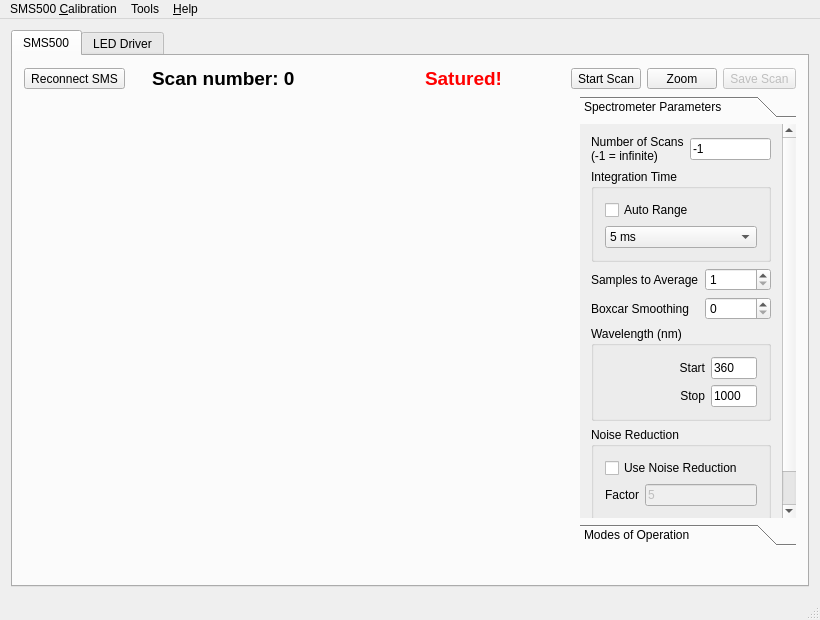
Qt form src/mainwindow.ui (mgomesborges/inpe-star-simulator) before a commit.
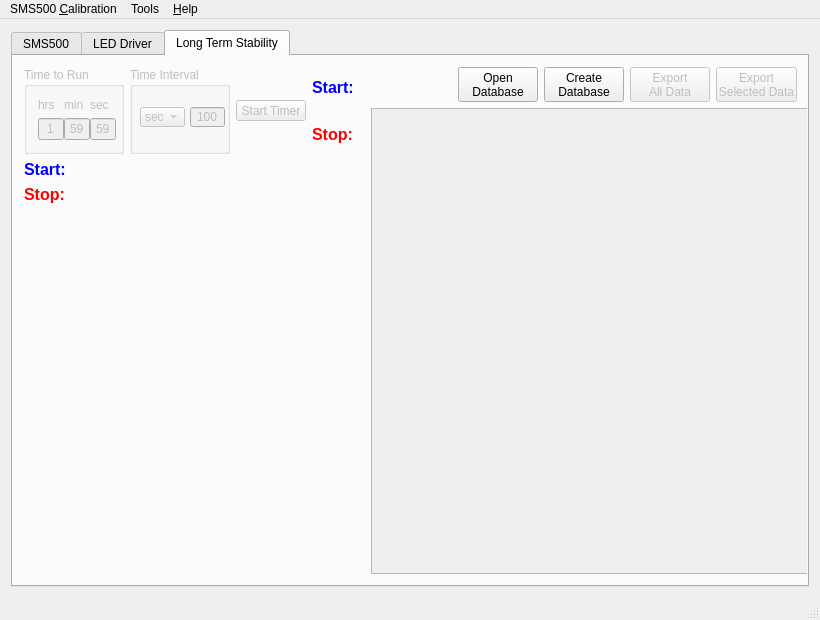
The same form after that commit. Icons and pictures are not drawn.

Commit message:
Implemented routines for data acquisition for a long period of time: Long Term Stability.
- Implemented improvements to view application in large screens.
- Fixed a bug in Least Squares Non Linear with Eigen Matrix errors.
- Fixed a bug in LED Driver that allowed try to send data without being connected.

Diff of the .ui file:
```diff
--- a/src/mainwindow.ui
+++ b/src/mainwindow.ui
@@ -49,7 +49,7 @@
   </property>
   <widget class="QWidget" name="centralWidget">
    <layout class="QGridLayout" name="gridLayout_13">
-    <item row="1" column="0">
+    <item row="0" column="0">
      <widget class="QTabWidget" name="tabWidget">
       <property name="sizePolicy">
        <sizepolicy hsizetype="Expanding" vsizetype="Expanding">
@@ -58,14 +58,14 @@
        </sizepolicy>
       </property>
       <property name="currentIndex">
-       <number>0</number>
+       <number>2</number>
       </property>
       <widget class="QWidget" name="tab_7">
        <attribute name="title">
         <string>SMS500</string>
        </attribute>
        <layout class="QGridLayout" name="gridLayout_42">
-        <item row="0" column="0" colspan="2">
+        <item row="0" column="0" colspan="3">
          <layout class="QHBoxLayout" name="horizontalLayout">
           <item>
            <widget class="QToolButton" name="btnConnectDisconnect">
@@ -257,35 +257,7 @@
           </item>
          </layout>
         </item>
-        <item row="1" column="0">
-         <widget class="QWidget" name="plotArea" native="true">
-          <property name="sizePolicy">
-           <sizepolicy hsizetype="Expanding" vsizetype="Expanding">
-            <horstretch>0</horstretch>
-            <verstretch>0</verstretch>
-           </sizepolicy>
-          </property>
-          <property name="minimumSize">
-           <size>
-            <width>550</width>
-            <height>380</height>
-           </size>
-          </property>
-          <property name="sizeIncrement">
-           <size>
-            <width>0</width>
-            <height>0</height>
-           </size>
-          </property>
-          <property name="baseSize">
-           <size>
-            <width>0</width>
-            <height>0</height>
-           </size>
-          </property>
-         </widget>
-        </item>
-        <item row="1" column="1">
+        <item row="1" column="2">
          <layout class="QVBoxLayout" name="verticalLayout">
           <property name="sizeConstraint">
            <enum>QLayout::SetMinimumSize</enum>
@@ -312,7 +284,7 @@
               <rect>
                <x>0</x>
                <y>0</y>
-               <width>220</width>
+               <width>214</width>
                <height>396</height>
               </rect>
              </property>
@@ -728,6 +700,34 @@
           </item>
          </layout>
         </item>
+        <item row="1" column="1">
+         <widget class="QWidget" name="plotArea" native="true">
+          <property name="sizePolicy">
+           <sizepolicy hsizetype="Expanding" vsizetype="Expanding">
+            <horstretch>0</horstretch>
+            <verstretch>0</verstretch>
+           </sizepolicy>
+          </property>
+          <property name="minimumSize">
+           <size>
+            <width>550</width>
+            <height>380</height>
+           </size>
+          </property>
+          <property name="sizeIncrement">
+           <size>
+            <width>0</width>
+            <height>0</height>
+           </size>
+          </property>
+          <property name="baseSize">
+           <size>
+            <width>0</width>
+            <height>0</height>
+           </size>
+          </property>
+         </widget>
+        </item>
        </layout>
       </widget>
       <widget class="QWidget" name="tab_8">
@@ -3844,6 +3844,465 @@
         </property>
        </widget>
       </widget>
+      <widget class="QWidget" name="longTermStabilityTab">
+       <attribute name="title">
+        <string>Long Term Stability</string>
+       </attribute>
+       <layout class="QGridLayout" name="gridLayout_40">
+        <item row="0" column="0">
+         <widget class="QGroupBox" name="groupBoxTimeTorun">
+          <property name="enabled">
+           <bool>false</bool>
+          </property>
+          <property name="minimumSize">
+           <size>
+            <width>100</width>
+            <height>0</height>
+           </size>
+          </property>
+          <property name="maximumSize">
+           <size>
+            <width>120</width>
+            <height>16777215</height>
+           </size>
+          </property>
+          <property name="title">
+           <string>Time to Run</string>
+          </property>
+          <layout class="QGridLayout" name="gridLayout_12">
+           <item row="0" column="0">
+            <widget class="QLabel" name="label_14">
+             <property name="text">
+              <string>hrs</string>
+             </property>
+            </widget>
+           </item>
+           <item row="0" column="1">
+            <widget class="QLabel" name="label_12">
+             <property name="text">
+              <string>min</string>
+             </property>
+            </widget>
+           </item>
+           <item row="0" column="2">
+            <widget class="QLabel" name="label_11">
+             <property name="text">
+              <string>sec</string>
+             </property>
+            </widget>
+           </item>
+           <item row="1" column="0">
+            <widget class="QLineEdit" name="longTermStabilityHour">
+             <property name="minimumSize">
+              <size>
+               <width>26</width>
+               <height>0</height>
+              </size>
+             </property>
+             <property name="text">
+              <string>1</string>
+             </property>
+             <property name="alignment">
+              <set>Qt::AlignCenter</set>
+             </property>
+            </widget>
+           </item>
+           <item row="1" column="1">
+            <widget class="QLineEdit" name="longTermStabilityMin">
+             <property name="minimumSize">
+              <size>
+               <width>26</width>
+               <height>0</height>
+              </size>
+             </property>
+             <property name="text">
+              <string>59</string>
+             </property>
+             <property name="alignment">
+              <set>Qt::AlignCenter</set>
+             </property>
+            </widget>
+           </item>
+           <item row="1" column="2">
+            <widget class="QLineEdit" name="longTermStabilitySec">
+             <property name="minimumSize">
+              <size>
+               <width>26</width>
+               <height>0</height>
+              </size>
+             </property>
+             <property name="text">
+              <string>59</string>
+             </property>
+             <property name="alignment">
+              <set>Qt::AlignCenter</set>
+             </property>
+            </widget>
+           </item>
+          </layout>
+         </widget>
+        </item>
+        <item row="0" column="1">
+         <widget class="QGroupBox" name="groupBoxTimeInterval">
+          <property name="enabled">
+           <bool>false</bool>
+          </property>
+          <property name="minimumSize">
+           <size>
+            <width>100</width>
+            <height>0</height>
+           </size>
+          </property>
+          <property name="maximumSize">
+           <size>
+            <width>100</width>
+            <height>16777215</height>
+           </size>
+          </property>
+          <property name="title">
+           <string>Time Interval</string>
+          </property>
+          <widget class="QLineEdit" name="longTermStabilityTimeInterval">
+           <property name="geometry">
+            <rect>
+             <x>60</x>
+             <y>40</y>
+             <width>35</width>
+             <height>20</height>
+            </rect>
+           </property>
+           <property name="maximumSize">
+            <size>
+             <width>16777215</width>
+             <height>16777215</height>
+            </size>
+           </property>
+           <property name="text">
+            <string>100</string>
+           </property>
+           <property name="alignment">
+            <set>Qt::AlignCenter</set>
+           </property>
+          </widget>
+          <widget class="QComboBox" name="timeIntervalTypeComboBox">
+           <property name="geometry">
+            <rect>
+             <x>10</x>
+             <y>40</y>
+             <width>45</width>
+             <height>20</height>
+            </rect>
+           </property>
+           <item>
+            <property name="text">
+             <string>sec</string>
+            </property>
+           </item>
+           <item>
+            <property name="text">
+             <string>min</string>
+            </property>
+           </item>
+          </widget>
+         </widget>
+        </item>
+        <item row="2" column="0" colspan="5">
+         <widget class="QWidget" name="plotAreaLongTermStability" native="true">
+          <property name="enabled">
+           <bool>false</bool>
+          </property>
+          <property name="sizePolicy">
+           <sizepolicy hsizetype="Expanding" vsizetype="Expanding">
+            <horstretch>1</horstretch>
+            <verstretch>1</verstretch>
+           </sizepolicy>
+          </property>
+          <property name="minimumSize">
+           <size>
+            <width>300</width>
+            <height>370</height>
+           </size>
+          </property>
+          <property name="sizeIncrement">
+           <size>
+            <width>0</width>
+            <height>0</height>
+           </size>
+          </property>
+          <property name="baseSize">
+           <size>
+            <width>0</width>
+            <height>0</height>
+           </size>
+          </property>
+         </widget>
+        </item>
+        <item row="0" column="2">
+         <widget class="QToolButton" name="btnStartStopLongTermStability">
+          <property name="enabled">
+           <bool>false</bool>
+          </property>
+          <property name="minimumSize">
+           <size>
+            <width>70</width>
+            <height>0</height>
+           </size>
+          </property>
+          <property name="text">
+           <string>Start Timer</string>
+          </property>
+          <property name="icon">
+           <iconset resource="Pics.qrc">
+            <normaloff>:/pics/start.png</normaloff>:/pics/start.png</iconset>
+          </property>
+          <property name="iconSize">
+           <size>
+            <width>32</width>
+            <height>32</height>
+           </size>
+          </property>
+          <property name="toolButtonStyle">
+           <enum>Qt::ToolButtonTextUnderIcon</enum>
+          </property>
+         </widget>
+        </item>
+        <item row="0" column="4">
+         <spacer name="horizontalSpacer_2">
+          <property name="orientation">
+           <enum>Qt::Horizontal</enum>
+          </property>
+          <property name="sizeHint" stdset="0">
+           <size>
+            <width>30</width>
+            <height>20</height>
+           </size>
+          </property>
+         </spacer>
+        </item>
+        <item row="0" column="6" rowspan="3">
+         <layout class="QGridLayout" name="gridLayout_14">
+          <property name="sizeConstraint">
+           <enum>QLayout::SetMaximumSize</enum>
+          </property>
+          <item row="0" column="2">
+           <widget class="QToolButton" name="btnCreateDatabaseLongTermStability">
+            <property name="minimumSize">
+             <size>
+              <width>80</width>
+              <height>0</height>
+             </size>
+            </property>
+            <property name="text">
+             <string>Create
+Database</string>
+            </property>
+            <property name="icon">
+             <iconset resource="Pics.qrc">
+              <normaloff>:/pics/database_add.png</normaloff>:/pics/database_add.png</iconset>
+            </property>
+            <property name="iconSize">
+             <size>
+              <width>32</width>
+              <height>32</height>
+             </size>
+            </property>
+            <property name="toolButtonStyle">
+             <enum>Qt::ToolButtonTextUnderIcon</enum>
+            </property>
+           </widget>
+          </item>
+          <item row="1" column="0" colspan="5">
+           <widget class="QTableView" name="tableView">
+            <property name="enabled">
+             <bool>false</bool>
+            </property>
+            <property name="sizePolicy">
+             <sizepolicy hsizetype="Expanding" vsizetype="Expanding">
+              <horstretch>1</horstretch>
+              <verstretch>1</verstretch>
+             </sizepolicy>
+            </property>
+            <property name="minimumSize">
+             <size>
+              <width>460</width>
+              <height>400</height>
+             </size>
+            </property>
+            <property name="maximumSize">
+             <size>
+              <width>600</width>
+              <height>16777215</height>
+             </size>
+            </property>
+           </widget>
+          </item>
+          <item row="0" column="3">
+           <widget class="QToolButton" name="btnExportAllLongTermStability">
+            <property name="enabled">
+             <bool>false</bool>
+            </property>
+            <property name="minimumSize">
+             <size>
+              <width>80</width>
+              <height>0</height>
+             </size>
+            </property>
+            <property name="text">
+             <string>Export
+All Data</string>
+            </property>
+            <property name="icon">
+             <iconset resource="Pics.qrc">
+              <normaloff>:/pics/database_up.png</normaloff>:/pics/database_up.png</iconset>
+            </property>
+            <property name="iconSize">
+             <size>
+              <width>32</width>
+              <height>32</height>
+             </size>
+            </property>
+            <property name="toolButtonStyle">
+             <enum>Qt::ToolButtonTextUnderIcon</enum>
+            </property>
+           </widget>
+          </item>
+          <item row="0" column="4">
+           <widget class="QToolButton" name="btnExportSelectedLongTermStability">
+            <property name="enabled">
+             <bool>false</bool>
+            </property>
+            <property name="minimumSize">
+             <size>
+              <width>80</width>
+              <height>0</height>
+             </size>
+            </property>
+            <property name="text">
+             <string>Export
+Selected Data</string>
+            </property>
+            <property name="icon">
+             <iconset resource="Pics.qrc">
+              <normaloff>:/pics/database_up.png</normaloff>:/pics/database_up.png</iconset>
+            </property>
+            <property name="iconSize">
+             <size>
+              <width>32</width>
+              <height>32</height>
+             </size>
+            </property>
+            <property name="toolButtonStyle">
+             <enum>Qt::ToolButtonTextUnderIcon</enum>
+            </property>
+           </widget>
+          </item>
+          <item row="0" column="1">
+           <widget class="QToolButton" name="btnOpenDatabaseLongTermStability">
+            <property name="minimumSize">
+             <size>
+              <width>80</width>
+              <height>0</height>
+             </size>
+            </property>
+            <property name="text">
+             <string>Open
+Database</string>
+            </property>
+            <property name="icon">
+             <iconset resource="Pics.qrc">
+              <normaloff>:/pics/database_search.png</normaloff>:/pics/database_search.png</iconset>
+            </property>
+            <property name="iconSize">
+             <size>
+              <width>32</width>
+              <height>32</height>
+             </size>
+            </property>
+            <property name="toolButtonStyle">
+             <enum>Qt::ToolButtonTextUnderIcon</enum>
+            </property>
+           </widget>
+          </item>
+         </layout>
+        </item>
+        <item row="1" column="0" colspan="2">
+         <layout class="QVBoxLayout" name="verticalLayout_3">
+          <item>
+           <widget class="QLabel" name="startLongTermStabilityLabel">
+            <property name="font">
+             <font>
+              <pointsize>12</pointsize>
+              <weight>75</weight>
+              <bold>true</bold>
+             </font>
+            </property>
+            <property name="styleSheet">
+             <string notr="true">color:blue</string>
+            </property>
+            <property name="text">
+             <string>Start: </string>
+            </property>
+           </widget>
+          </item>
+          <item>
+           <widget class="QLabel" name="stopLongTermStabilityLabel">
+            <property name="font">
+             <font>
+              <pointsize>12</pointsize>
+              <weight>75</weight>
+              <bold>true</bold>
+             </font>
+            </property>
+            <property name="styleSheet">
+             <string notr="true">color:red</string>
+            </property>
+            <property name="text">
+             <string>Stop:</string>
+            </property>
+           </widget>
+          </item>
+         </layout>
+        </item>
+        <item row="0" column="3">
+         <layout class="QVBoxLayout" name="verticalLayout_16">
+          <item>
+           <widget class="QLabel" name="startLongTermStabilityLabel_2">
+            <property name="font">
+             <font>
+              <pointsize>12</pointsize>
+              <weight>75</weight>
+              <bold>true</bold>
+             </font>
+            </property>
+            <property name="styleSheet">
+             <string notr="true">color:blue</string>
+            </property>
+            <property name="text">
+             <string>Start: </string>
+            </property>
+           </widget>
+          </item>
+          <item>
+           <widget class="QLabel" name="stopLongTermStabilityLabel_2">
+            <property name="font">
+             <font>
+              <pointsize>12</pointsize>
+              <weight>75</weight>
+              <bold>true</bold>
+             </font>
+            </property>
+            <property name="styleSheet">
+             <string notr="true">color:red</string>
+            </property>
+            <property name="text">
+             <string>Stop:</string>
+            </property>
+           </widget>
+          </item>
+         </layout>
+        </item>
+       </layout>
+      </widget>
      </widget>
     </item>
    </layout>
```
Left out of the diff: 4 changed lines with no effect on the pictures. The commit also changes 19 other files.
